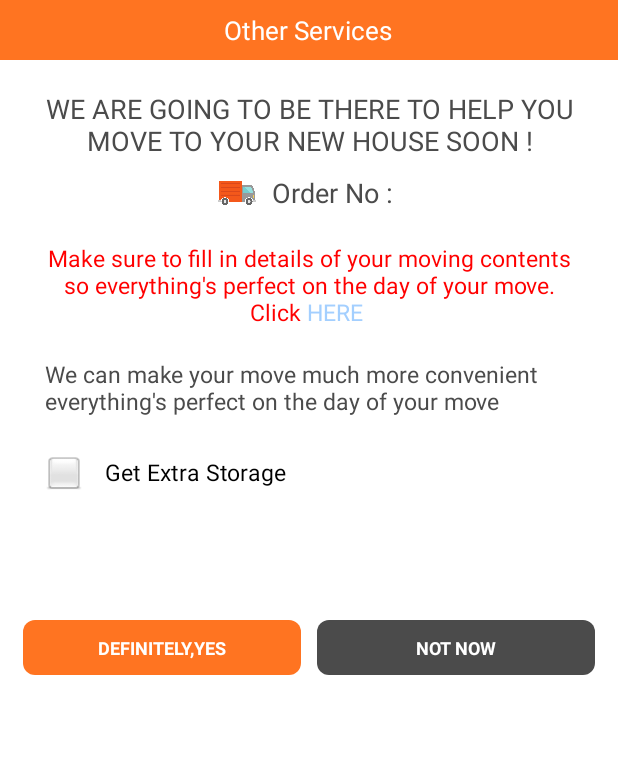
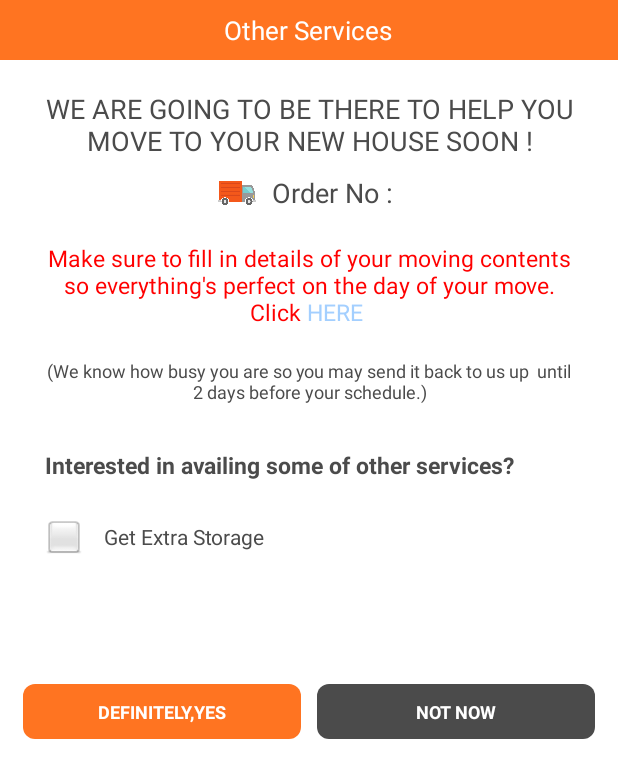
Before and after one commit to Heenali/AndroidApp_S, an Android app: the Activity_payment_cash screen opened directly, with no data from a screen before it, on a phone screen of 412 x 824 dp. Shown: the top 778 px of the screen. Run offline under Robolectric (Android 15) with nearby library versions, the phone set to English and light mode, and no system bars.

Commit message:
Make the Changes in the Save as Draft Functionality

```diff
--- a/app/src/main/res/layout/activity_payment_cash.xml
+++ b/app/src/main/res/layout/activity_payment_cash.xml
@@ -25,6 +25,7 @@
             android:text="Other Services" />
 
     </RelativeLayout>
+
     <ScrollView
         android:layout_width="fill_parent"
         android:layout_height="fill_parent"
@@ -143,17 +144,43 @@
                     <TextView
                         android:layout_width="wrap_content"
                         android:layout_height="wrap_content"
-                        android:text="We can make your move much more convenient everything&apos;s perfect on the day of your move"
+                        android:text="(We know how busy you are so you may send it back to us up  until 2 days before your schedule.)"
                         android:textColor="@color/black"
-                        android:textSize="15dp"
+                        android:textSize="12dp"
                         android:paddingLeft="20dp"
-                        android:gravity="left"
+                        android:gravity="center"
                         android:paddingRight="20dp"
                         android:id="@+id/billing_title1"
                         android:layout_toRightOf="@+id/hometype_icon"
                         android:layout_toEndOf="@+id/hometype_icon" />
 
                 </LinearLayout>
+
+
+                <LinearLayout
+                    android:layout_width="match_parent"
+                    android:layout_height="wrap_content"
+
+                    android:paddingTop="10dp"
+                    android:paddingBottom="20dp"
+                    android:orientation="horizontal">
+
+
+                    <TextView
+                        android:layout_width="wrap_content"
+                        android:layout_height="wrap_content"
+                        android:text="Interested in availing some of other services?"
+                        android:textColor="@color/black"
+                        android:textSize="15dp"
+                        android:paddingLeft="20dp"
+                        android:gravity="left"
+                        android:paddingRight="20dp"
+                        android:textStyle="bold"
+                        android:layout_toRightOf="@+id/hometype_icon"
+                        android:layout_toEndOf="@+id/hometype_icon" />
+
+                </LinearLayout>
+
                 <LinearLayout
                     android:layout_width="match_parent"
                     android:layout_height="wrap_content"
@@ -292,8 +319,8 @@ android:visibility="gone"
                         android:layout_width="wrap_content"
                         android:layout_height="wrap_content"
                         android:text=" Get Extra Storage"
-                        android:textColor="#000000"
-                        android:textSize="15dp"
+                        android:textColor="@color/black"
+                        android:textSize="14dp"
                         android:paddingLeft="5dp"
                         android:layout_marginLeft="5dp"
                         android:id="@+id/online_title"
```
